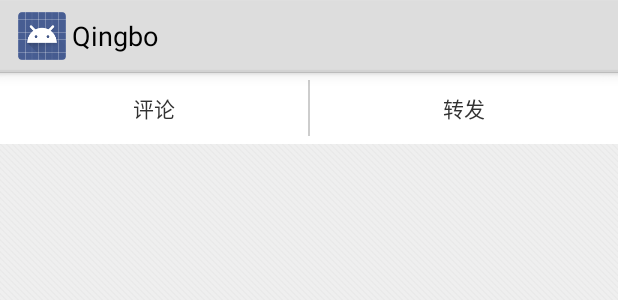
After one commit to kyze8439690/Qingbo, an Android app: the layout include_detail_sticky.xml on its own in the app's theme, with its tools: preview values and no code run, on a phone screen of 412 x 824 dp. The commit adds this screen. Shown: the top 300 px of the screen. Run offline under Robolectric (Android 15) with nearby library versions, the light colour scheme and no system bars.

Commit message:
add stickytab to comment list

```diff
--- a/src/main/AndroidManifest.xml
+++ b/src/main/AndroidManifest.xml
@@ -1,7 +1,7 @@
 <?xml version="1.0" encoding="utf-8"?>
 <manifest xmlns:android="http://schemas.android.com/apk/res/android"
     package="com.yugy.qingbo"
-    android:versionCode="6"
+    android:versionCode="8"
     android:versionName="1.0" >
 
     <uses-sdk
--- a/src/main/res/layout/fragment_pic.xml
+++ b/src/main/res/layout/fragment_pic.xml
@@ -2,7 +2,6 @@
 
 <FrameLayout xmlns:android="http://schemas.android.com/apk/res/android"
              android:layout_width="match_parent"
-             android:background="#000"
              android:layout_height="match_parent">
 
     <uk.co.senab.photoview.PhotoView
--- /dev/null
+++ b/src/main/res/layout/include_detail_sticky.xml
@@ -0,0 +1,37 @@
+<?xml version="1.0" encoding="utf-8"?>
+
+<LinearLayout xmlns:android="http://schemas.android.com/apk/res/android"
+        android:layout_width="match_parent"
+        android:layout_height="48dp"
+        android:weightSum="2"
+        android:background="#FFF"
+        android:orientation="horizontal"
+        >
+
+    <TextView
+        android:layout_width="0dp"
+        android:layout_height="match_parent"
+        android:layout_weight="1"
+        android:gravity="center"
+        android:text="评论"
+        android:background="@drawable/list_selector_holo"
+        />
+
+    <View
+        android:layout_width="1dp"
+        android:layout_height="match_parent"
+        android:background="#CDCDCD"
+        android:layout_marginTop="5dp"
+        android:layout_marginBottom="5dp"
+        />
+
+    <TextView
+        android:layout_width="0dp"
+        android:layout_height="match_parent"
+        android:layout_weight="1"
+        android:gravity="center"
+        android:text="转发"
+        android:background="@drawable/list_selector_holo"
+        />
+
+</LinearLayout>
--- a/src/main/res/values/styles.xml
+++ b/src/main/res/values/styles.xml
@@ -31,7 +31,7 @@
 
     <style name="DetailTheme" parent="android:Theme.Holo.Light">
         <item name="android:windowActionBarOverlay">true</item>
-        <item name="android:windowBackground">@null</item>
+        <item name="android:windowBackground">@android:color/black</item>
     </style>
 
     <style name="actionBarStyle" parent="android:Widget.Holo.Light.ActionBar">
```
Also changed, not shown: src/main/java/com/yugy/qingbo/ui/fragment/DetailFragment.java (+43 -5 lines), src/main/res/layout/fragment_detail_front.xml (+15 -1 lines), src/main/res/layout/widget_detail_header.xml (+7 -0 lines).
